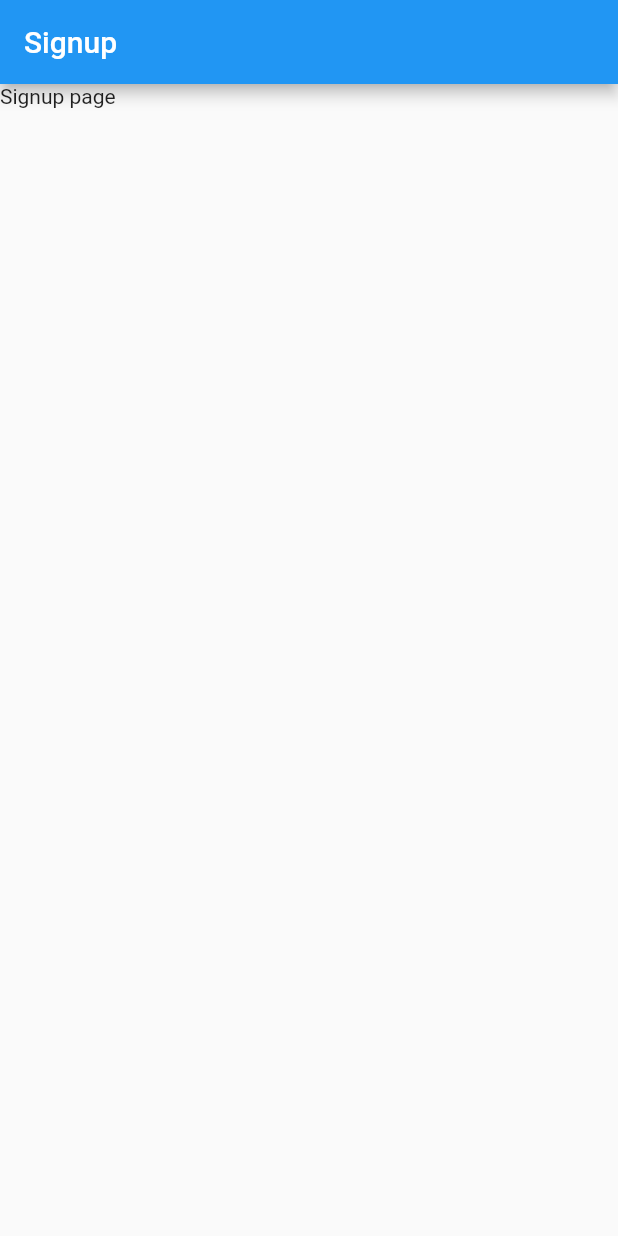
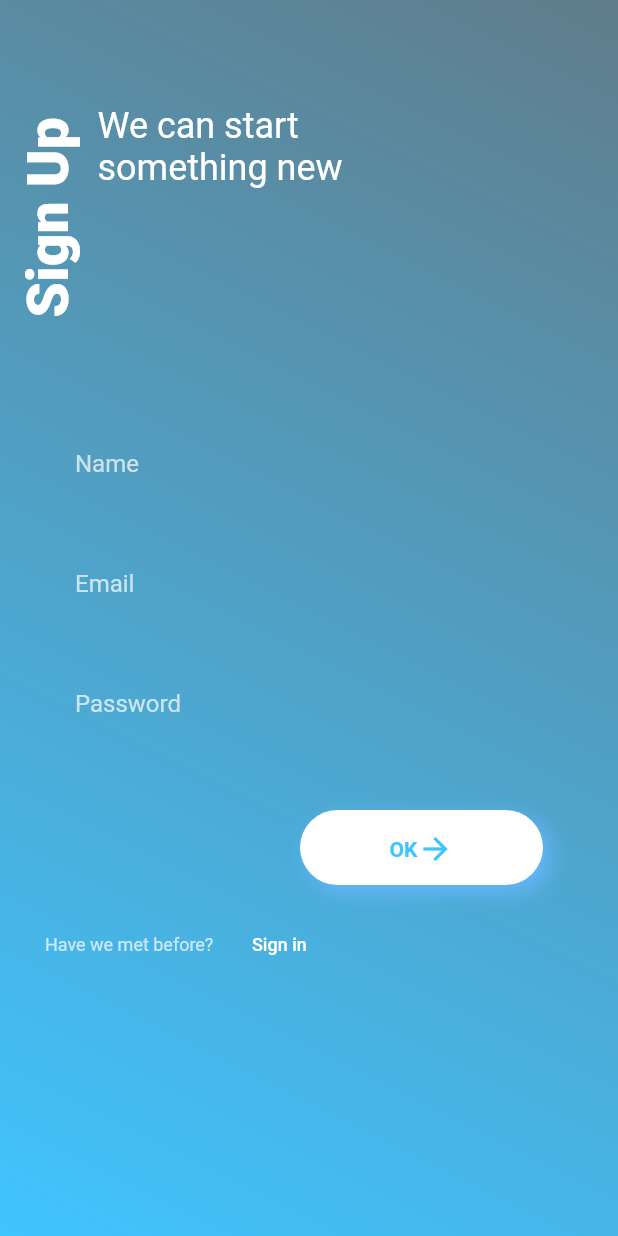
Before and after one commit to GP-works/Kirana, a Flutter app: the SignUpPage screen opened directly, on a phone screen of 412 x 824 dp. Run offline on Flutter 3.47's test engine with Material 2 defaults, Android fonts, the phone set to English and light mode, and no system bars.

Commit message:
Uploaded login and sign up pages

```diff
--- a/lib/pages/signup.dart
+++ b/lib/pages/signup.dart
@@ -1,11 +1,45 @@
 import 'package:flutter/material.dart';
+import 'package:kirana/widgets/VerticalTextSignUp.dart';
+import 'package:kirana/widgets/TextNewUser.dart';
+import 'package:kirana/widgets/NewName.dart';
+import 'package:kirana/widgets/NewEmail.dart';
+import 'package:kirana/widgets/PasswordInput.dart';
+import 'package:kirana/widgets/SignUpButton.dart';
+import 'package:kirana/widgets/RedirectSignIn.dart';
+
 
 class SignUpPage extends StatelessWidget {
   final name='signup';
   @override
   Widget build(BuildContext context) {
-    return Scaffold(body :Container(child: Text("Signup page")),
-      appBar: AppBar(title: Text("Signup")),
+    return Scaffold(
+      body :Container(
+        child: ListView(
+          children: <Widget>[
+            Column(
+              children: <Widget>[
+                Row(
+                  children: <Widget>[
+                    VerticalTextSignUp(),
+                    TextNewUser()
+                  ],
+                ),
+                NewName(),
+                NewEmail(),
+                PasswordInput(),
+                SignUpButton(),
+                RedirectSignIn()
+              ],
+            )
+          ],
+        ),
+        decoration: BoxDecoration(
+          gradient: LinearGradient(
+              begin: Alignment.topRight,
+              end: Alignment.bottomLeft,
+              colors: [Colors.blueGrey, Colors.lightBlueAccent]),
+        ),
+        ),
     );
   }
 }
--- /dev/null
+++ b/lib/widgets/NewEmail.dart
@@ -0,0 +1,32 @@
+import 'package:flutter/material.dart';
+
+class NewEmail extends StatefulWidget {
+  @override
+  _NewEmailState createState() => _NewEmailState();
+}
+
+class _NewEmailState extends State<NewEmail> {
+  @override
+  Widget build(BuildContext context) {
+    return Padding(
+      padding: const EdgeInsets.only(top: 20, left: 50, right: 50),
+      child: Container(
+        height: 60,
+        width: MediaQuery.of(context).size.width,
+        child: TextField(
+          style: TextStyle(
+            color: Colors.white
+          ),
+          decoration: InputDecoration(
+            border: InputBorder.none,
+            fillColor: Colors.lightBlueAccent,
+            labelText: 'Email',
+            labelStyle: TextStyle(
+              color: Colors.white70
+            )
+          ),
+        ),
+      ),
+    );
+  }
+}
--- /dev/null
+++ b/lib/widgets/NewName.dart
@@ -0,0 +1,32 @@
+import 'package:flutter/material.dart';
+
+class NewName extends StatefulWidget {
+  @override
+  _NewNameState createState() => _NewNameState();
+}
+
+class _NewNameState extends State<NewName> {
+  @override
+  Widget build(BuildContext context) {
+    return Padding(
+      padding: const EdgeInsets.only(top: 50, left: 50, right: 50),
+      child: Container(
+        height: 60,
+        width: MediaQuery.of(context).size.width,
+        child: TextField(
+          style: TextStyle(
+            color: Colors.white
+          ),
+          decoration: InputDecoration(
+            border: InputBorder.none,
+            fillColor: Colors.lightBlueAccent,
+            labelText: 'Name',
+            labelStyle: TextStyle(
+              color: Colors.white70
+            )
+          ),
+        ),
+      ),
+    );
+  }
+}
--- /dev/null
+++ b/lib/widgets/PasswordInput.dart
@@ -0,0 +1,32 @@
+import 'package:flutter/material.dart';
+
+class PasswordInput extends StatefulWidget {
+  @override
+  _PasswordInputState createState() => _PasswordInputState();
+}
+
+class _PasswordInputState extends State<PasswordInput> {
+  @override
+  Widget build(BuildContext context) {
+    return Padding(
+      padding: const EdgeInsets.only(top: 20, left: 50, right: 50),
+      child: Container(
+        height: 60,
+        width: MediaQuery.of(context).size.width,
+        child: TextField(
+          style: TextStyle(
+            color: Colors.white,
+          ),
+          obscureText: true,
+          decoration: InputDecoration(
+            border: InputBorder.none,
+            labelText: 'Password',
+            labelStyle: TextStyle(
+              color: Colors.white70,
+            ),
+          ),
+        ),
+      ),
+    );
+  }
+}
--- /dev/null
+++ b/lib/widgets/RedirectSignIn.dart
@@ -0,0 +1,41 @@
+import 'package:flutter/material.dart';
+import 'package:kirana/pages/signin.dart';
+
+class RedirectSignIn extends StatelessWidget {
+  @override
+  Widget build(BuildContext context) {
+    return Padding(
+      padding: const EdgeInsets.only(top: 30, left: 30),
+      child: Container(
+        alignment: Alignment.topRight,
+        height: 20,
+        child: Row(
+          children: <Widget>[
+            Text(
+              'Have we met before?',
+              style: TextStyle(
+                fontSize: 12,
+                color: Colors.white70,
+              ),
+            ),
+            FlatButton(
+              padding: EdgeInsets.all(0),
+              onPressed: () {
+                Navigator.push(context,
+                    MaterialPageRoute(builder: (context) => SignInPage()));
+               },
+              child: Text(
+                'Sign in',
+                style: TextStyle(
+                  fontSize: 12,
+                  color: Colors.white,
+                ),
+                textAlign: TextAlign.right,
+              ),
+            ),
+          ],
+        ),
+      ),
+    );
+  }
+}
--- /dev/null
+++ b/lib/widgets/SignUpButton.dart
@@ -0,0 +1,57 @@
+import 'package:flutter/material.dart';
+
+class SignUpButton extends StatefulWidget {
+  @override
+  _SignUpButtonState createState() => _SignUpButtonState();
+}
+
+class _SignUpButtonState extends State<SignUpButton> {
+  @override
+  Widget build(BuildContext context) {
+    return Padding(
+      padding: const EdgeInsets.only(top: 40, right: 50, left: 200),
+      child: Container(
+        alignment: Alignment.bottomRight,
+        height: 50,
+        width: MediaQuery.of(context).size.width,
+        decoration: BoxDecoration(
+          boxShadow: [
+            BoxShadow(
+              color: Colors.blue[300],
+              blurRadius: 10,
+              spreadRadius: 1,
+              offset: Offset(
+                5,
+                5
+              )
+            )
+          ],
+          color: Colors.white,
+          borderRadius: BorderRadius.circular(30)
+        ),
+        child: FlatButton(
+          onPressed:(){
+             Navigator.pop(context);
+              },
+          child: Row(
+            mainAxisAlignment: MainAxisAlignment.center,
+            children: <Widget>[
+              Text(
+                'OK',
+                style: TextStyle(
+                  color: Colors.lightBlueAccent,
+                  fontSize: 14,
+                  fontWeight: FontWeight.w700,
+                ),
+              ),
+              Icon(
+                Icons.arrow_forward,
+                color: Colors.lightBlueAccent,
+              )
+            ],
+          ),
+        ),
+      ),
+    );
+  }
+}
--- /dev/null
+++ b/lib/widgets/TextNewUser.dart
@@ -0,0 +1,35 @@
+import 'package:flutter/material.dart';
+
+class TextNewUser extends StatefulWidget {
+  @override
+  _TextNewUserState createState() => _TextNewUserState();
+}
+
+class _TextNewUserState extends State<TextNewUser> {
+  @override
+  Widget build(BuildContext context) {
+    return Padding(
+      padding: const EdgeInsets.only(top: 30, left: 10),
+      child: Container(
+        height: 200,
+        width: 200,
+        child: Column(
+          children: <Widget>[
+            Container(
+              height: 40,
+              ),
+            Center(
+              child: Text(
+                'We can start something new',
+                style: TextStyle(
+                  fontSize: 24,
+                  color: Colors.white,
+                ),
+                ),
+            )
+          ],
+          ),
+      ),
+    );
+  }
+}
--- /dev/null
+++ b/lib/widgets/VerticalTextSignUp.dart
@@ -0,0 +1,26 @@
+import 'package:flutter/material.dart';
+
+class VerticalTextSignUp extends StatefulWidget {
+  @override
+  _VerticalTextSignUpState createState() => _VerticalTextSignUpState();
+}
+
+class _VerticalTextSignUpState extends State<VerticalTextSignUp> {
+  @override
+  Widget build(BuildContext context) {
+     return Padding(
+      padding: const EdgeInsets.only(top: 60, left: 10),
+      child: RotatedBox(
+              quarterTurns: -1,
+              child: Text(
+              'Sign Up',
+              style: TextStyle(
+                color: Colors.white,
+                fontSize: 38,
+                fontWeight: FontWeight.w900,
+              ),
+              ),
+              ),
+    );
+  }
+}
```
Also changed, not shown: lib/pages/signin.dart (+33 -2 lines), lib/widgets/EmailInput.dart (added, +32 -0 lines), lib/widgets/RedirectSignUp.dart (added, +41 -0 lines), lib/widgets/SignInButton.dart (added, +57 -0 lines), lib/widgets/TextLogin.dart (added, +35 -0 lines), lib/widgets/VerticalText.dart (added, +26 -0 lines).
